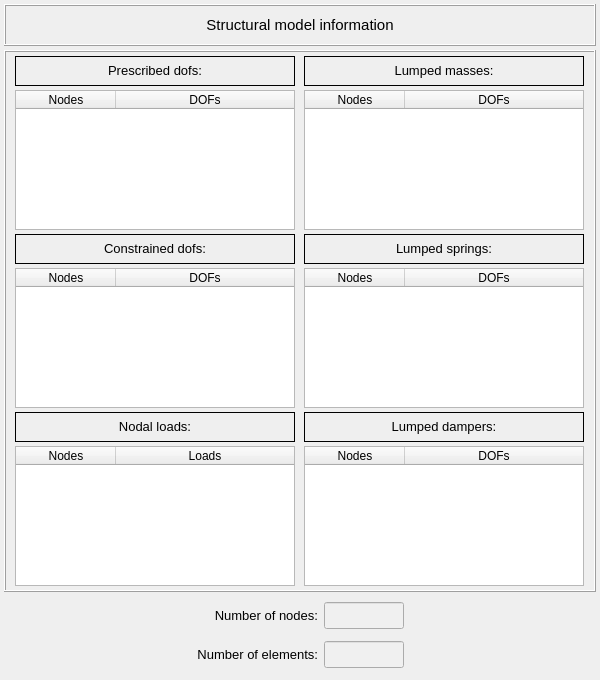
Qt form pulse/interface/ui_files/model/info/structural_model_Info.ui (open-pulse/OpenPulse) before a commit.
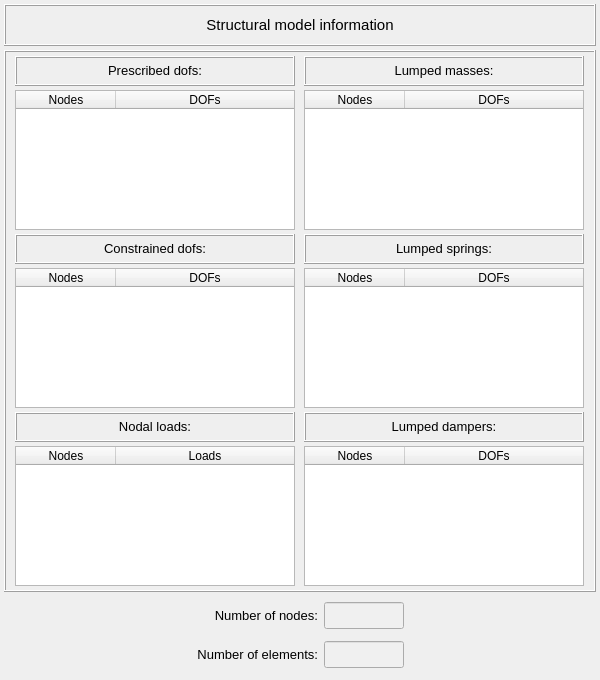
The same form after that commit.

What changed in the file:
```diff
--- a/pulse/interface/ui_files/model/info/structural_model_Info.ui
+++ b/pulse/interface/ui_files/model/info/structural_model_Info.ui
@@ -159,6 +159,9 @@
         <property name="frameShape">
          <enum>QFrame::Box</enum>
         </property>
+        <property name="frameShadow">
+         <enum>QFrame::Raised</enum>
+        </property>
         <property name="text">
          <string>&lt;html&gt;&lt;head/&gt;&lt;body&gt;&lt;p align=&quot;center&quot;&gt;Nodal loads:&lt;/p&gt;&lt;/body&gt;&lt;/html&gt;</string>
         </property>
@@ -192,6 +195,9 @@
         <property name="frameShape">
          <enum>QFrame::Box</enum>
         </property>
+        <property name="frameShadow">
+         <enum>QFrame::Raised</enum>
+        </property>
         <property name="text">
          <string>&lt;html&gt;&lt;head/&gt;&lt;body&gt;&lt;p align=&quot;center&quot;&gt;Constrained dofs:&lt;/p&gt;&lt;/body&gt;&lt;/html&gt;</string>
         </property>
@@ -225,6 +231,9 @@
         <property name="frameShape">
          <enum>QFrame::Box</enum>
         </property>
+        <property name="frameShadow">
+         <enum>QFrame::Raised</enum>
+        </property>
         <property name="text">
          <string>&lt;html&gt;&lt;head/&gt;&lt;body&gt;&lt;p align=&quot;center&quot;&gt;Prescribed dofs:&lt;/p&gt;&lt;/body&gt;&lt;/html&gt;</string>
         </property>
@@ -375,6 +384,9 @@
         <property name="frameShape">
          <enum>QFrame::Box</enum>
         </property>
+        <property name="frameShadow">
+         <enum>QFrame::Raised</enum>
+        </property>
         <property name="text">
          <string>&lt;html&gt;&lt;head/&gt;&lt;body&gt;&lt;p align=&quot;center&quot;&gt;Lumped masses:&lt;/p&gt;&lt;/body&gt;&lt;/html&gt;</string>
         </property>
@@ -447,6 +459,9 @@
         <property name="frameShape">
          <enum>QFrame::Box</enum>
         </property>
+        <property name="frameShadow">
+         <enum>QFrame::Raised</enum>
+        </property>
         <property name="text">
          <string>&lt;html&gt;&lt;head/&gt;&lt;body&gt;&lt;p align=&quot;center&quot;&gt;Lumped springs:&lt;/p&gt;&lt;/body&gt;&lt;/html&gt;</string>
         </property>
@@ -519,6 +534,9 @@
         <property name="frameShape">
          <enum>QFrame::Box</enum>
         </property>
+        <property name="frameShadow">
+         <enum>QFrame::Raised</enum>
+        </property>
         <property name="text">
          <string>&lt;html&gt;&lt;head/&gt;&lt;body&gt;&lt;p align=&quot;center&quot;&gt;Lumped dampers:&lt;/p&gt;&lt;/body&gt;&lt;/html&gt;</string>
         </property>
```
